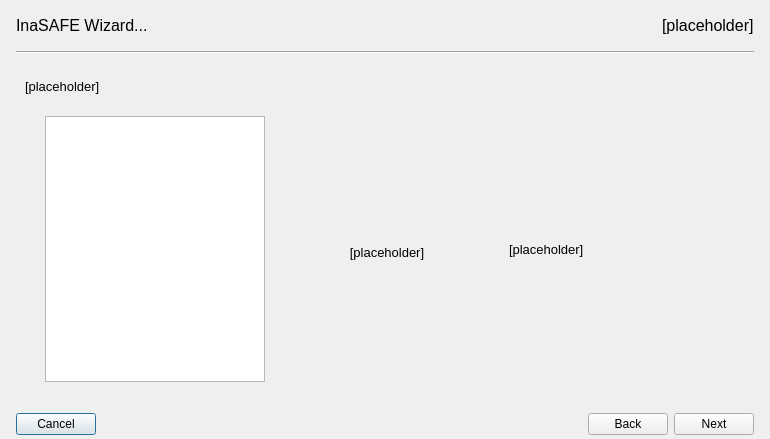
Above: safe_qgis/ui/wizard_dialog_base.ui from inasafe/inasafe before the change. Below: the same form after it.
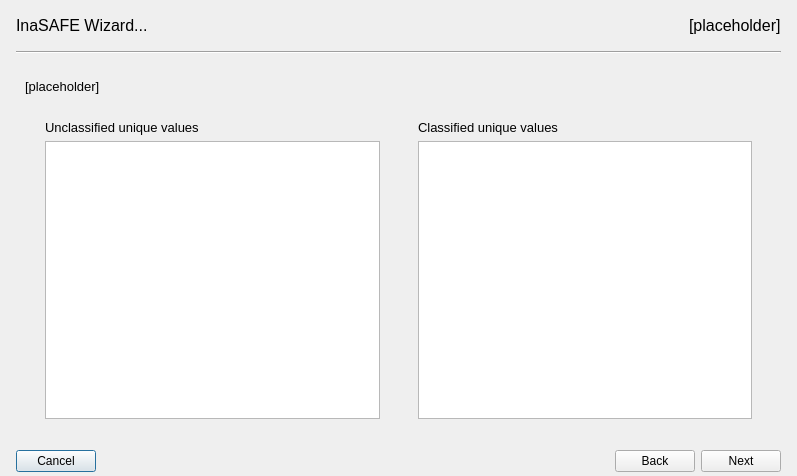
That is the form after the change. Icons and pictures are not drawn.

Commit message: [#703 Wizard] Dynamic keywords, mapping for categorical units, more source_* keywords

What changed in the file:
```diff
--- a/safe_qgis/ui/wizard_dialog_base.ui
+++ b/safe_qgis/ui/wizard_dialog_base.ui
@@ -6,20 +6,20 @@
    <rect>
     <x>0</x>
     <y>0</y>
-    <width>770</width>
-    <height>439</height>
+    <width>797</width>
+    <height>476</height>
    </rect>
   </property>
   <property name="sizePolicy">
-   <sizepolicy hsizetype="Preferred" vsizetype="Preferred">
+   <sizepolicy hsizetype="Expanding" vsizetype="Preferred">
     <horstretch>0</horstretch>
     <verstretch>0</verstretch>
    </sizepolicy>
   </property>
   <property name="minimumSize">
    <size>
-    <width>720</width>
-    <height>420</height>
+    <width>0</width>
+    <height>0</height>
    </size>
   </property>
   <property name="windowTitle">
@@ -117,7 +117,7 @@
       <string notr="true">font-size:10pt</string>
      </property>
      <property name="currentIndex">
-      <number>0</number>
+      <number>4</number>
      </property>
      <widget class="QWidget" name="pg1Category">
       <property name="styleSheet">
@@ -818,7 +818,215 @@
        </item>
       </layout>
      </widget>
-     <widget class="QWidget" name="pg5Source">
+     <widget class="QWidget" name="pg5Categories">
+      <layout class="QVBoxLayout" name="verticalLayout_14">
+       <item>
+        <widget class="QLabel" name="lblClassify">
+         <property name="text">
+          <string>&lt;html&gt;&lt;head/&gt;&lt;body&gt;&lt;p&gt;[placeholder]&lt;/p&gt;&lt;/body&gt;&lt;/html&gt;</string>
+         </property>
+         <property name="alignment">
+          <set>Qt::AlignLeading|Qt::AlignLeft|Qt::AlignTop</set>
+         </property>
+         <property name="wordWrap">
+          <bool>true</bool>
+         </property>
+        </widget>
+       </item>
+       <item>
+        <spacer name="verticalSpacer_46">
+         <property name="orientation">
+          <enum>Qt::Vertical</enum>
+         </property>
+         <property name="sizeType">
+          <enum>QSizePolicy::Fixed</enum>
+         </property>
+         <property name="sizeHint" stdset="0">
+          <size>
+           <width>20</width>
+           <height>20</height>
+          </size>
+         </property>
+        </spacer>
+       </item>
+       <item>
+        <layout class="QGridLayout" name="gridLayout_15">
+         <item row="1" column="5">
+          <widget class="QTreeWidget" name="treeWidget">
+           <property name="showDropIndicator" stdset="0">
+            <bool>true</bool>
+           </property>
+           <property name="dragEnabled">
+            <bool>false</bool>
+           </property>
+           <property name="dragDropOverwriteMode">
+            <bool>false</bool>
+           </property>
+           <property name="dragDropMode">
+            <enum>QAbstractItemView::DragDrop</enum>
+           </property>
+           <property name="defaultDropAction">
+            <enum>Qt::MoveAction</enum>
+           </property>
+           <property name="rootIsDecorated">
+            <bool>false</bool>
+           </property>
+           <property name="itemsExpandable">
+            <bool>false</bool>
+           </property>
+           <property name="expandsOnDoubleClick">
+            <bool>false</bool>
+           </property>
+           <attribute name="headerVisible">
+            <bool>false</bool>
+           </attribute>
+           <column>
+            <property name="text">
+             <string>Classes</string>
+            </property>
+           </column>
+          </widget>
+         </item>
+         <item row="1" column="4">
+          <spacer name="horizontalSpacer_45">
+           <property name="orientation">
+            <enum>Qt::Horizontal</enum>
+           </property>
+           <property name="sizeType">
+            <enum>QSizePolicy::Fixed</enum>
+           </property>
+           <property name="sizeHint" stdset="0">
+            <size>
+             <width>10</width>
+             <height>20</height>
+            </size>
+           </property>
+          </spacer>
+         </item>
+         <item row="1" column="0">
+          <spacer name="horizontalSpacer_42">
+           <property name="orientation">
+            <enum>Qt::Horizontal</enum>
+           </property>
+           <property name="sizeType">
+            <enum>QSizePolicy::Fixed</enum>
+           </property>
+           <property name="sizeHint" stdset="0">
+            <size>
+             <width>20</width>
+             <height>20</height>
+            </size>
+           </property>
+          </spacer>
+         </item>
+         <item row="0" column="5">
+          <widget class="QLabel" name="label_8">
+           <property name="text">
+            <string>Classified unique values</string>
+           </property>
+           <property name="buddy">
+            <cstring>treeWidget</cstring>
+           </property>
+          </widget>
+         </item>
+         <item row="1" column="2">
+          <spacer name="horizontalSpacer_43">
+           <property name="orientation">
+            <enum>Qt::Horizontal</enum>
+           </property>
+           <property name="sizeType">
+            <enum>QSizePolicy::Fixed</enum>
+           </property>
+           <property name="sizeHint" stdset="0">
+            <size>
+             <width>10</width>
+             <height>20</height>
+            </size>
+           </property>
+          </spacer>
+         </item>
+         <item row="1" column="6">
+          <spacer name="horizontalSpacer_44">
+           <property name="orientation">
+            <enum>Qt::Horizontal</enum>
+           </property>
+           <property name="sizeType">
+            <enum>QSizePolicy::Fixed</enum>
+           </property>
+           <property name="sizeHint" stdset="0">
+            <size>
+             <width>20</width>
+             <height>20</height>
+            </size>
+           </property>
+          </spacer>
+         </item>
+         <item row="0" column="1">
+          <widget class="QLabel" name="label_7">
+           <property name="text">
+            <string>Unclassified unique values</string>
+           </property>
+           <property name="buddy">
+            <cstring>lstUniqueValues</cstring>
+           </property>
+          </widget>
+         </item>
+         <item row="1" column="3">
+          <spacer name="horizontalSpacer_13">
+           <property name="orientation">
+            <enum>Qt::Horizontal</enum>
+           </property>
+           <property name="sizeType">
+            <enum>QSizePolicy::Fixed</enum>
+           </property>
+           <property name="sizeHint" stdset="0">
+            <size>
+             <width>12</width>
+             <height>20</height>
+            </size>
+           </property>
+          </spacer>
+         </item>
+         <item row="1" column="1">
+          <widget class="QListWidget" name="lstUniqueValues">
+           <property name="dragEnabled">
+            <bool>false</bool>
+           </property>
+           <property name="dragDropOverwriteMode">
+            <bool>false</bool>
+           </property>
+           <property name="dragDropMode">
+            <enum>QAbstractItemView::DragDrop</enum>
+           </property>
+           <property name="defaultDropAction">
+            <enum>Qt::MoveAction</enum>
+           </property>
+           <property name="selectionMode">
+            <enum>QAbstractItemView::SingleSelection</enum>
+           </property>
+          </widget>
+         </item>
+        </layout>
+       </item>
+       <item>
+        <spacer name="verticalSpacer_45">
+         <property name="orientation">
+          <enum>Qt::Vertical</enum>
+         </property>
+         <property name="sizeType">
+          <enum>QSizePolicy::Minimum</enum>
+         </property>
+         <property name="sizeHint" stdset="0">
+          <size>
+           <width>20</width>
+           <height>16</height>
+          </size>
+         </property>
+        </spacer>
+       </item>
+      </layout>
+     </widget>
+     <widget class="QWidget" name="pg6Source">
       <layout class="QVBoxLayout" name="verticalLayout_6">
        <item>
         <widget class="QLabel" name="lblSelectSource">
```
Left out of the diff: 95 changed lines with no effect on the pictures. The commit also changes 2 other files.
